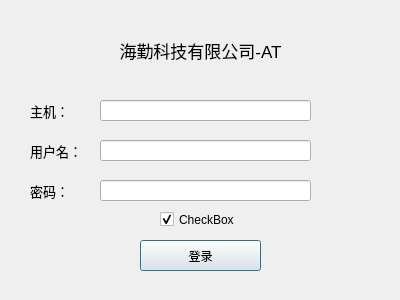
Above: logindialog.ui from wayneso/HikeenAT before the change. Below: the same form after it.
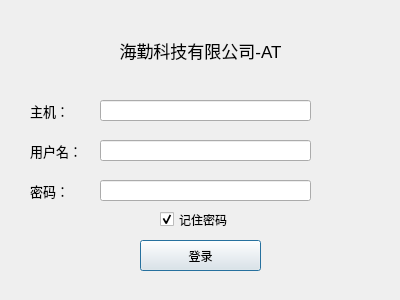
That is the form after the change.

Commit message: <modify>完成登录ui界面

The edit to the form file:
```diff
--- a/logindialog.ui
+++ b/logindialog.ui
@@ -145,7 +145,7 @@
     </rect>
    </property>
    <property name="text">
-    <string>CheckBox</string>
+    <string>记住密码</string>
    </property>
    <property name="checked">
     <bool>true</bool>
```
Left out of the diff: 2 changed lines with no effect on the pictures. The commit also changes 3 other files.
